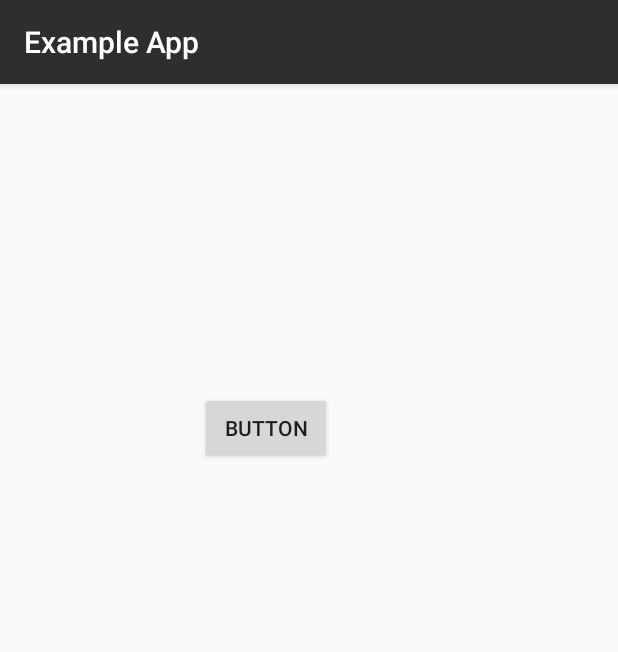
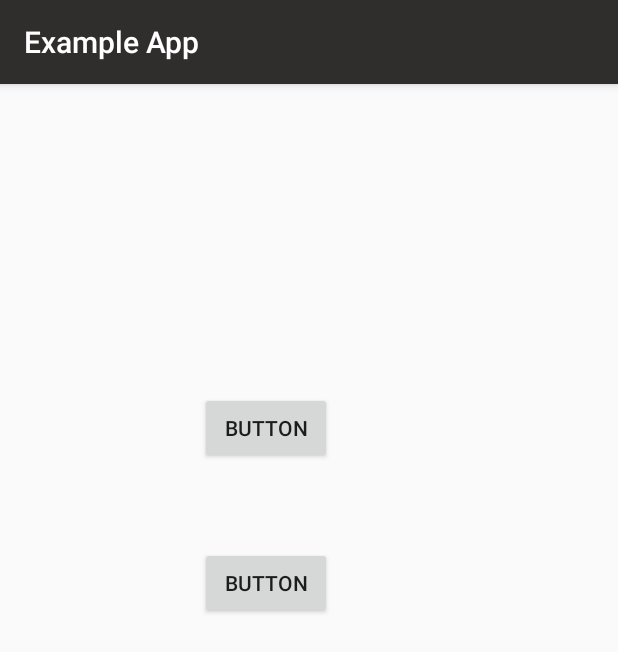
Before and after one commit to mohitlivetech2016/MyFirstApp, an Android app: the Main6Activity screen opened directly, with no data from a screen before it, on a phone screen of 412 x 824 dp. Shown: the top 652 px of the screen. Run offline under Robolectric (Android 15) with nearby library versions, the phone set to English and light mode, and no system bars.

Commit message:
update 11:46

```diff
--- a/app/src/main/res/layout/activity_main6.xml
+++ b/app/src/main/res/layout/activity_main6.xml
@@ -21,4 +21,14 @@
         android:layout_marginStart="117dp"
         android:layout_marginTop="189dp"
         android:id="@+id/button" />
+
+    <Button
+        android:text="Button"
+        android:layout_width="wrap_content"
+        android:layout_height="wrap_content"
+        android:layout_below="@+id/button"
+        android:layout_alignRight="@+id/button"
+        android:layout_alignEnd="@+id/button"
+        android:layout_marginTop="55dp"
+        android:id="@+id/button2" />
 </RelativeLayout>
```
